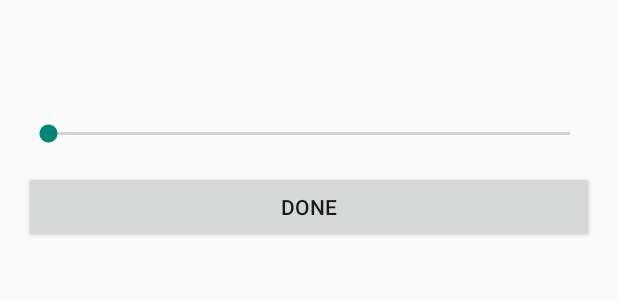
After one commit to saumyakr1232/SimpleWhiteboard, an Android app: the layout brush_width_dialog.xml on its own in the app's theme, with its tools: preview values and no code run, on a phone screen of 412 x 824 dp. The commit adds this screen. Shown: the top 300 px of the screen. Run offline under Robolectric (Android 15) with nearby library versions, the phone set to English and light mode, and no system bars.

Commit message:
added feature
- clear Canvas
- change brush stroke width

```diff
--- /dev/null
+++ b/app/src/main/res/layout/brush_width_dialog.xml
@@ -0,0 +1,31 @@
+<?xml version="1.0" encoding="utf-8"?>
+<LinearLayout xmlns:android="http://schemas.android.com/apk/res/android"
+    xmlns:app="http://schemas.android.com/apk/res-auto"
+    xmlns:tools="http://schemas.android.com/tools"
+    android:layout_width="match_parent"
+    android:layout_height="wrap_content"
+    android:orientation="vertical"
+    android:padding="16dp">
+
+    <ImageView
+        android:id="@+id/dialogWidthImageView"
+        android:layout_width="match_parent"
+        android:layout_height="48dp"
+
+        />
+
+    <SeekBar
+        android:id="@+id/widthDialogSeekbar"
+        android:layout_width="match_parent"
+        android:layout_height="wrap_content"
+        android:layout_marginTop="8dp"
+        android:max="50"
+        android:padding="8dp" />
+
+    <Button
+        android:id="@+id/widthDialogBtnDone"
+        android:layout_width="match_parent"
+        android:layout_height="wrap_content"
+        android:layout_marginTop="8dp"
+        android:text="Done" />
+</LinearLayout>
--- a/app/src/main/res/values/colors.xml
+++ b/app/src/main/res/values/colors.xml
@@ -7,4 +7,5 @@
     <color name="teal_700">#FF018786</color>
     <color name="black">#FF000000</color>
     <color name="white">#FFFFFFFF</color>
+    <color name="grey">#8F8F8F</color>
 </resources>
--- a/app/src/main/res/values/themes.xml
+++ b/app/src/main/res/values/themes.xml
@@ -1,6 +1,6 @@
 <resources xmlns:tools="http://schemas.android.com/tools">
     <!-- Base application theme. -->
-    <style name="Theme.SimpleWhiteboard" parent="Theme.MaterialComponents.DayNight.DarkActionBar">
+    <style name="Theme.SimpleWhiteboard" parent="Theme.AppCompat.DayNight.DarkActionBar">
         <!-- Primary brand color. -->
         <item name="colorPrimary">@color/purple_500</item>
         <item name="colorPrimaryVariant">@color/purple_700</item>
```
Also changed, not shown: app/src/main/java/com/goodapps/simplewhiteboard/MainActivity.java (+107 -0 lines), app/src/main/java/com/goodapps/simplewhiteboard/View/CanvasView.java (+27 -1 lines), app/src/main/res/layout/activity_main.xml (+9 -1 lines), app/src/main/res/menu/menu.xml (added, +25 -0 lines).
